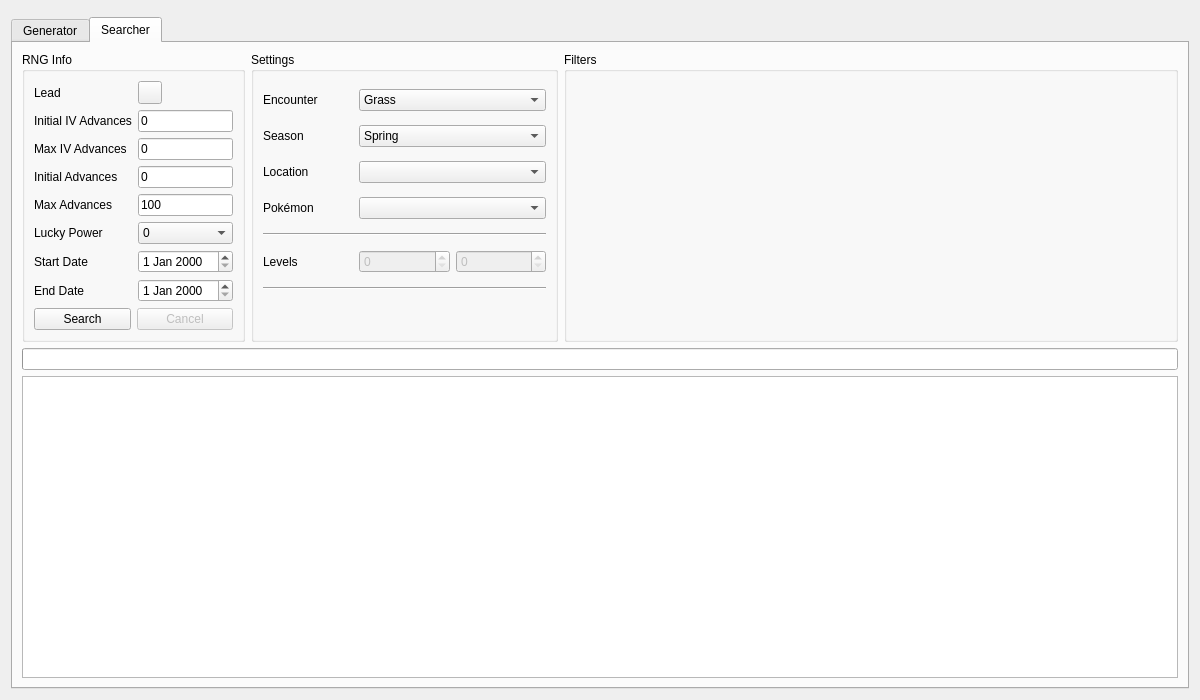
Before: the Qt Designer form Form/Gen5/Wild5.ui in Admiral-Fish/PokeFinder, drawn with Qt 5.
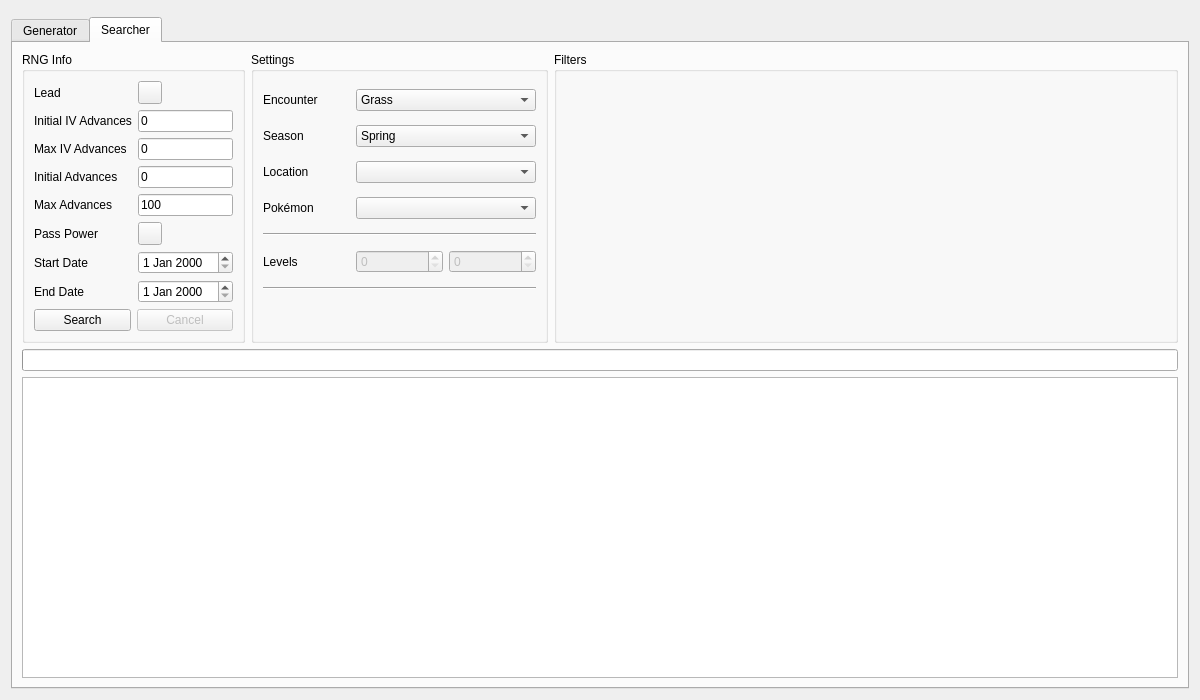
After: the same form once the commit is applied. The open tabs and pages were chosen to show the change. Custom widgets are drawn as their Qt base class.

Commit message: pass power rework

The edit to the form file:
```diff
--- a/Form/Gen5/Wild5.ui
+++ b/Form/Gen5/Wild5.ui
@@ -328,7 +328,7 @@
         <widget class="QGroupBox" name="groupBoxSearcherRNGInfo">
          <property name="sizePolicy">
           <sizepolicy hsizetype="Preferred" vsizetype="Preferred">
-           <horstretch>1</horstretch>
+           <horstretch>11</horstretch>
            <verstretch>0</verstretch>
           </sizepolicy>
          </property>
@@ -405,33 +405,12 @@
           <item row="5" column="0">
            <widget class="QLabel" name="labelSearcherLuckyPower">
             <property name="text">
-             <string>Lucky Power</string>
+             <string>Pass Power</string>
             </property>
            </widget>
           </item>
           <item row="5" column="1">
-           <widget class="ComboBox" name="comboBoxSearcherLuckyPower">
-            <item>
-             <property name="text">
-              <string notr="true">0</string>
-             </property>
-            </item>
-            <item>
-             <property name="text">
-              <string notr="true">1</string>
-             </property>
-            </item>
-            <item>
-             <property name="text">
-              <string notr="true">2</string>
-             </property>
-            </item>
-            <item>
-             <property name="text">
-              <string notr="true">3/S</string>
-             </property>
-            </item>
-           </widget>
+           <widget class="ComboMenu" name="comboBoxSearcherLuckyPower"/>
           </item>
           <item row="6" column="0">
            <widget class="QLabel" name="labelSearcherStartDate">
@@ -481,7 +460,7 @@
         <widget class="QGroupBox" name="groupBoxSearcherSettings">
          <property name="sizePolicy">
           <sizepolicy hsizetype="Preferred" vsizetype="Preferred">
-           <horstretch>2</horstretch>
+           <horstretch>19</horstretch>
            <verstretch>0</verstretch>
           </sizepolicy>
          </property>
@@ -647,7 +626,7 @@
         <widget class="QGroupBox" name="groupBoxSearcherFilters">
          <property name="sizePolicy">
           <sizepolicy hsizetype="Preferred" vsizetype="Preferred">
-           <horstretch>4</horstretch>
+           <horstretch>40</horstretch>
            <verstretch>0</verstretch>
           </sizepolicy>
          </property>
```
Left out of the diff: 16 changed lines with no effect on the pictures. The commit also changes 29 other files.
